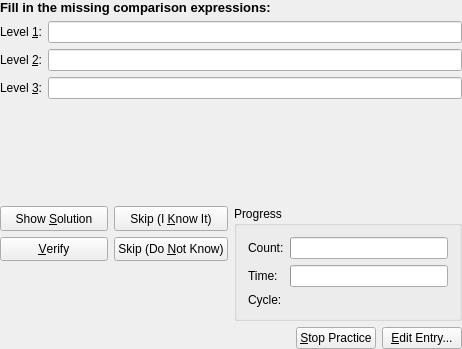
Qt form src/practice/AdjQueryDlgForm.ui (KDE/parley) before a commit.
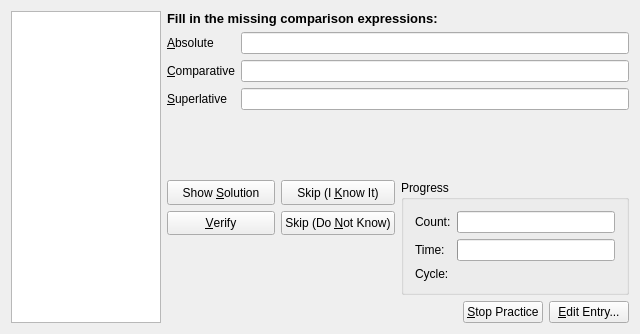
The same form after that commit.

Commit message: Add image support to all practice dialogs.

Diff of the .ui file:
```diff
--- a/src/practice/AdjQueryDlgForm.ui
+++ b/src/practice/AdjQueryDlgForm.ui
@@ -6,8 +6,8 @@
    <rect>
     <x>0</x>
     <y>0</y>
-    <width>462</width>
-    <height>349</height>
+    <width>638</width>
+    <height>334</height>
    </rect>
   </property>
   <property name="sizePolicy" >
@@ -16,26 +16,20 @@
     <verstretch>0</verstretch>
    </sizepolicy>
   </property>
-  <layout class="QGridLayout" >
-   <property name="leftMargin" >
-    <number>0</number>
-   </property>
-   <property name="topMargin" >
-    <number>0</number>
-   </property>
-   <property name="rightMargin" >
-    <number>0</number>
-   </property>
-   <property name="bottomMargin" >
-    <number>0</number>
-   </property>
-   <property name="horizontalSpacing" >
-    <number>6</number>
-   </property>
-   <property name="verticalSpacing" >
-    <number>6</number>
-   </property>
-   <item row="0" column="0" colspan="2" >
+  <layout class="QHBoxLayout" >
+   <item>
+    <widget class="QGraphicsView" name="imageGraphicsView" >
+     <property name="minimumSize" >
+      <size>
+       <width>150</width>
+       <height>150</height>
+      </size>
+     </property>
+    </widget>
+   </item>
+   <item>
+    <layout class="QVBoxLayout" >
+     <item>
     <widget class="QLabel" name="TextLabel1" >
      <property name="font" >
       <font>
@@ -53,30 +47,32 @@
      </property>
     </widget>
    </item>
-   <item row="1" column="0" >
+     <item>
+      <layout class="QGridLayout" >
+       <item row="0" column="0" >
     <widget class="QLabel" name="lev1Label" >
      <property name="text" >
-      <string>Level &amp;1:</string>
+          <string comment="Comparison form of adjective - the normal form of the adjective (good)" >&amp;Absolute</string>
      </property>
      <property name="buddy" >
       <cstring>lev1Field</cstring>
      </property>
     </widget>
    </item>
-   <item row="3" column="0" >
-    <widget class="QLabel" name="lev3Label" >
-     <property name="text" >
-      <string>Level &amp;3:</string>
-     </property>
-     <property name="buddy" >
-      <cstring>lev3Field</cstring>
+       <item row="0" column="1" >
+        <widget class="QLineEdit" name="lev1Field" >
+         <property name="sizePolicy" >
+          <sizepolicy vsizetype="Fixed" hsizetype="Expanding" >
+           <horstretch>0</horstretch>
+           <verstretch>0</verstretch>
+          </sizepolicy>
      </property>
     </widget>
    </item>
-   <item row="2" column="0" >
+       <item row="1" column="0" >
     <widget class="QLabel" name="lev2Label" >
      <property name="text" >
-      <string>Level &amp;2:</string>
+          <string comment="comparison form of adjectives - comparison form (better)" >&amp;Comparative</string>
      </property>
      <property name="buddy" >
       <cstring>lev2Field</cstring>
@@ -84,16 +80,6 @@
     </widget>
    </item>
    <item row="1" column="1" >
-    <widget class="QLineEdit" name="lev1Field" >
-     <property name="sizePolicy" >
-      <sizepolicy vsizetype="Fixed" hsizetype="Expanding" >
-       <horstretch>0</horstretch>
-       <verstretch>0</verstretch>
-      </sizepolicy>
-     </property>
-    </widget>
-   </item>
-   <item row="2" column="1" >
     <widget class="QLineEdit" name="lev2Field" >
      <property name="sizePolicy" >
       <sizepolicy vsizetype="Fixed" hsizetype="Expanding" >
@@ -103,7 +89,17 @@
      </property>
     </widget>
    </item>
-   <item row="3" column="1" >
+       <item row="2" column="0" >
+        <widget class="QLabel" name="lev3Label" >
+         <property name="text" >
+          <string comment="comparison of adjectives - (best)" >&amp;Superlative</string>
+         </property>
+         <property name="buddy" >
+          <cstring>lev3Field</cstring>
+         </property>
+        </widget>
+       </item>
+       <item row="2" column="1" >
     <widget class="QLineEdit" name="lev3Field" >
      <property name="sizePolicy" >
       <sizepolicy vsizetype="Fixed" hsizetype="Expanding" >
@@ -113,7 +109,9 @@
      </property>
     </widget>
    </item>
-   <item row="4" column="0" colspan="2" >
+      </layout>
+     </item>
+     <item>
     <spacer>
      <property name="orientation" >
       <enum>Qt::Vertical</enum>
@@ -123,13 +121,13 @@
      </property>
      <property name="sizeHint" >
       <size>
-       <width>390</width>
-       <height>60</height>
+         <width>462</width>
+         <height>36</height>
       </size>
      </property>
     </spacer>
    </item>
-   <item row="5" column="0" colspan="2" >
+     <item>
     <layout class="QGridLayout" >
      <property name="leftMargin" >
       <number>0</number>
@@ -349,6 +347,8 @@
           <string>&amp;Edit Entry...</string>
          </property>
         </widget>
+         </item>
+        </layout>
        </item>
       </layout>
      </item>
```
Lines whose indentation alone changed are shown as unchanged. The commit also changes 13 other files.
